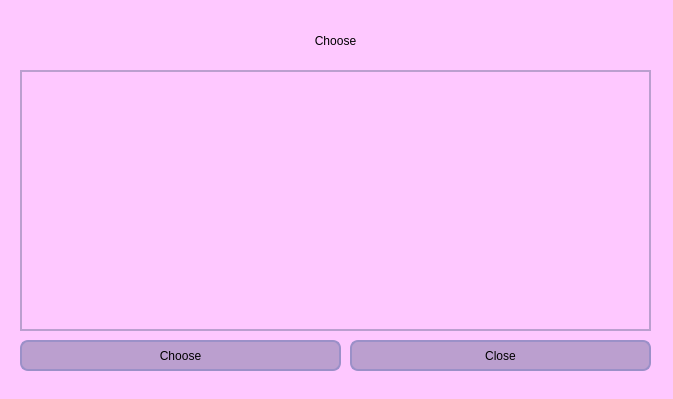
First picture: the form in UI/w_chooselist/chooselist.ui, repository Saigz/task_tracker_qt, before the edit.
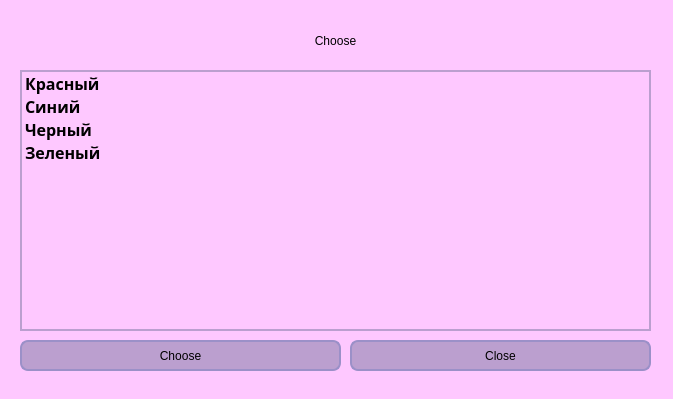
Second picture: the form after the edit.

```diff
--- a/UI/w_chooselist/chooselist.ui
+++ b/UI/w_chooselist/chooselist.ui
@@ -47,6 +47,13 @@
      <height>261</height>
     </rect>
    </property>
+   <property name="font">
+    <font>
+     <family>Montserrat SemiBold</family>
+     <pointsize>12</pointsize>
+     <bold>true</bold>
+    </font>
+   </property>
    <property name="styleSheet">
     <string notr="true">QListWidget {
 	color: rgb(0, 0, 0);
@@ -61,6 +68,26 @@
 
 </string>
    </property>
+   <item>
+    <property name="text">
+     <string>Красный</string>
+    </property>
+   </item>
+   <item>
+    <property name="text">
+     <string>Синий</string>
+    </property>
+   </item>
+   <item>
+    <property name="text">
+     <string>Черный</string>
+    </property>
+   </item>
+   <item>
+    <property name="text">
+     <string>Зеленый</string>
+    </property>
+   </item>
   </widget>
   <widget class="QPushButton" name="btn_choose">
    <property name="geometry">
```
